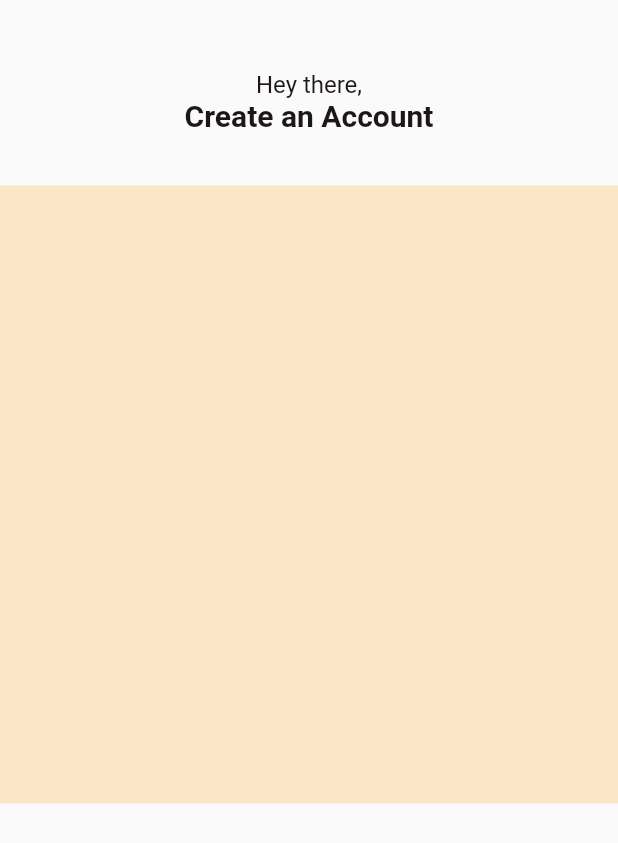
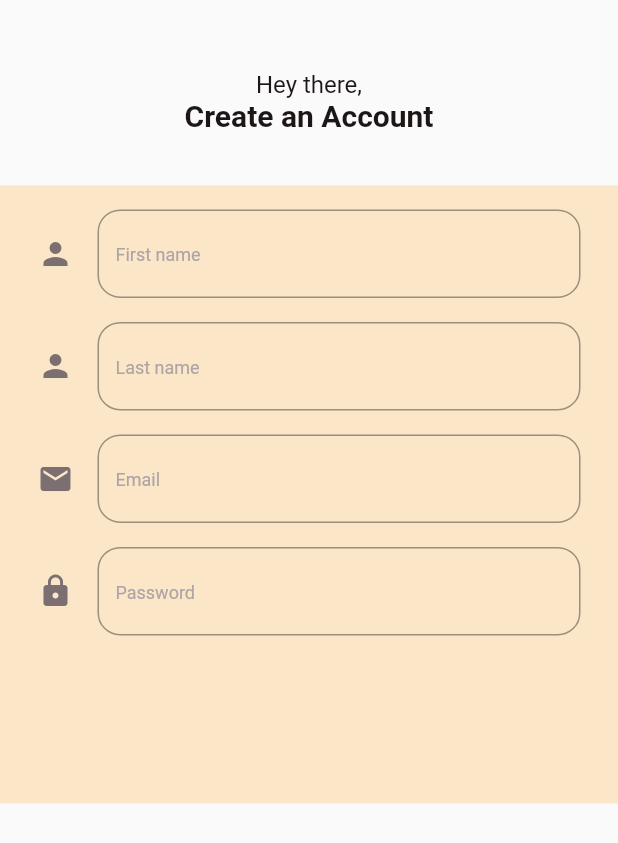
Before and after one commit to chimpansiets/fitness_app, a Flutter app: the SignUpPage widget shown alone on an empty page, opened directly, on a phone screen of 412 x 824 dp. Shown: the top 843 px of the screen. Run offline on Flutter 3.47's test engine with Material 2 defaults, Android fonts, the phone set to English and light mode, and no system bars; our stand-ins replace bloc, flutter_bloc, flutter_svg, freezed_annotation, get_it, google_fonts.

Commit message:
Added LoginFormField component + sigup page

```diff
--- /dev/null
+++ b/lib/presentation/sign_up/components/login_form_field.dart
@@ -0,0 +1,36 @@
+import 'package:fitness_app/theme/theme.dart';
+import 'package:flutter/material.dart';
+
+class LoginFormField extends StatelessWidget {
+  const LoginFormField({
+    Key? key,
+    required this.icon,
+    required this.hintText,
+    required this.firstNameController,
+    this.hideText = false,
+  }) : super(key: key);
+
+  final bool hideText;
+  final TextEditingController firstNameController;
+  final IconData icon;
+  final String hintText;
+
+  @override
+  Widget build(BuildContext context) {
+    return TextField(
+      obscureText: hideText,
+      decoration: InputDecoration(
+        icon: Icon(
+          icon,
+          color: FitnessTheme.gray1,
+        ),
+        border: OutlineInputBorder(
+          borderRadius: BorderRadius.circular(15),
+        ),
+        hintText: hintText,
+        hintStyle: TextStyle(fontSize: 12, color: FitnessTheme.gray2),
+      ),
+      controller: firstNameController,
+    );
+  }
+}
--- a/lib/presentation/sign_up/pages/sign_up_page.dart
+++ b/lib/presentation/sign_up/pages/sign_up_page.dart
@@ -1,9 +1,15 @@
 import 'package:fitness_app/presentation/core/templates/sign_form_template.dart';
+import 'package:fitness_app/presentation/sign_up/components/login_form_field.dart';
 import 'package:fitness_app/theme/theme.dart';
 import 'package:flutter/material.dart';
 
 class SignUpPage extends StatelessWidget {
-  const SignUpPage({Key? key}) : super(key: key);
+  SignUpPage({Key? key}) : super(key: key);
+
+  final TextEditingController firstNameController = TextEditingController();
+  final TextEditingController lastNameController = TextEditingController();
+  final TextEditingController emailController = TextEditingController();
+  final TextEditingController passwordController = TextEditingController();
 
   @override
   Widget build(BuildContext context) {
@@ -29,7 +35,46 @@ class SignUpPage extends StatelessWidget {
           ),
         ],
       ),
-      formSection: Column(),
+      formSection: Padding(
+        padding: const EdgeInsets.symmetric(horizontal: 25.0),
+        child: Column(
+          children: [
+            Padding(
+              padding: const EdgeInsets.only(top: 16.0),
+              child: LoginFormField(
+                hintText: 'First name',
+                icon: Icons.person,
+                firstNameController: firstNameController,
+              ),
+            ),
+            Padding(
+              padding: const EdgeInsets.only(top: 16.0),
+              child: LoginFormField(
+                hintText: 'Last name',
+                icon: Icons.person,
+                firstNameController: lastNameController,
+              ),
+            ),
+            Padding(
+              padding: const EdgeInsets.only(top: 16.0),
+              child: LoginFormField(
+                hintText: 'Email',
+                icon: Icons.mail,
+                firstNameController: emailController,
+              ),
+            ),
+            Padding(
+              padding: const EdgeInsets.only(top: 16.0),
+              child: LoginFormField(
+                hideText: true,
+                hintText: 'Password',
+                icon: Icons.lock,
+                firstNameController: passwordController,
+              ),
+            ),
+          ],
+        ),
+      ),
       buttonSection: Container(),
       optionsSection: Container(),
     );
```
